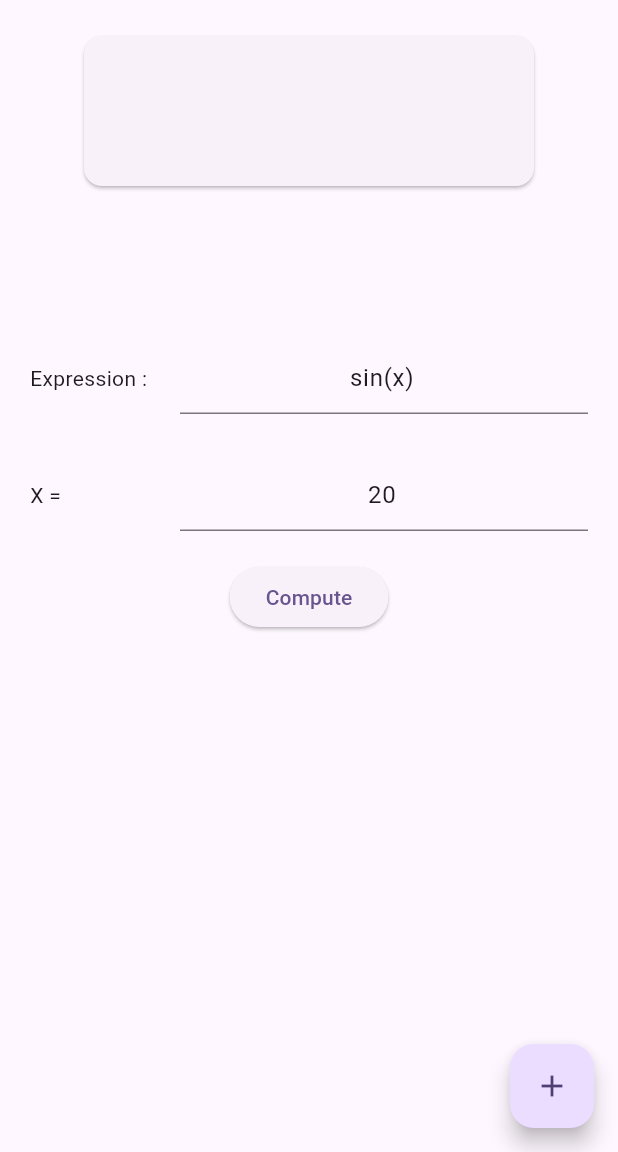
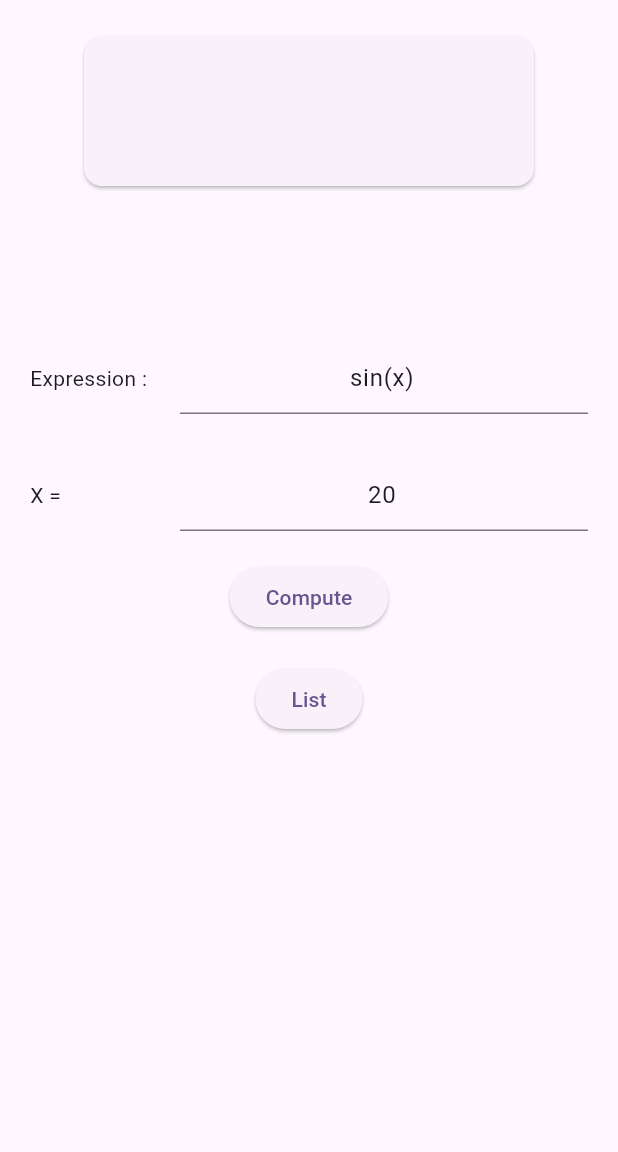
Before and after one commit to Aladinfodpo/RustyFan, a Flutter app: the screen it shows after launch, on a phone screen of 412 x 824 dp, the part 84-1236 px from its top. Run offline on Flutter 3.47's test engine with Material 3 defaults, Android fonts, the phone set to English and light mode, and no system bars; missing offline and left inert: dart:ffi.

Commit message:
V2 grpahical plot

```diff
--- a/app/aizebra/lib/main.dart
+++ b/app/aizebra/lib/main.dart
@@ -1,6 +1,8 @@
 import 'package:flutter/material.dart';
 
 import 'rust_lib.dart';
+import 'graph.dart';
+import 'dart:math';
 
 void main() {
   runApp(const MyApp());
@@ -15,21 +17,6 @@ class MyApp extends StatelessWidget {
     return MaterialApp(
       title: 'Flutter Demo',
       theme: ThemeData(
-        // This is the theme of your application.
-        //
-        // TRY THIS: Try running your application with "flutter run". You'll see
-        // the application has a purple toolbar. Then, without quitting the app,
-        // try changing the seedColor in the colorScheme below to Colors.green
-        // and then invoke "hot reload" (save your changes or press the "hot
-        // reload" button in a Flutter-supported IDE, or press "r" if you used
-        // the command line to start the app).
-        //
-        // Notice that the counter didn't reset back to zero; the application
-        // state is not lost during the reload. To reset the state, use hot
-        // restart instead.
-        //
-        // This works for code too, not just values: Most code changes can be
-        // tested with just a hot reload.
         colorScheme: ColorScheme.fromSeed(seedColor: Colors.deepPurple),
       ),
       home: const MyHomePage(title: 'Flutter Demo Home Page'),
@@ -40,41 +27,38 @@ class MyApp extends StatelessWidget {
 class MyHomePage extends StatefulWidget {
   const MyHomePage({super.key, required this.title});
 
-  // This widget is the home page of your application. It is stateful, meaning
-  // that it has a State object (defined below) that contains fields that affect
-  // how it looks.
-
-  // This class is the configuration for the state. It holds the values (in this
-  // case the title) provided by the parent (in this case the App widget) and
-  // used by the build method of the State. Fields in a Widget subclass are
-  // always marked "final".
-
   final String title;
 
   @override
   State<MyHomePage> createState() => _MyHomePageState();
 }
 
+typedef LastExpression = ({String expression, double x, double res, int iExpression});
+
 class _MyHomePageState extends State<MyHomePage> {
   TextEditingController controllerExpr = TextEditingController(text: "sin(x)");
   TextEditingController controllerX = TextEditingController(text: "20");
   double? res;
   String? error;
-  int indexE = 0;
-  List<String> last = [];
+  int indexE = -1;
+  List<LastExpression> last = [];
+  bool isHistoric = true;
+
 
   void _incrementCounter() {
     setState(() {
-      if(!Parser().parse(controllerExpr.text)){
+      if (!Parser().parse(controllerExpr.text)) {
         error = Parser().lastError;
         res = null;
         return;
       }
-      res = Parser().evaluate(indexE++, double.tryParse(controllerX.text) ?? 0);
-      if(res == null){
+      final x = double.tryParse(controllerX.text) ?? 0;
+      res = Parser().evaluate(++indexE, x);
+      if (res == null) {
         error = Parser().lastError;
+      } else {
+        last.insert(0, (expression: controllerExpr.text, x: x, res: res!, iExpression: indexE));
       }
-      last.add(controllerExpr.text);
     });
   }
 
@@ -91,30 +75,41 @@ class _MyHomePageState extends State<MyHomePage> {
           child: Column(
             mainAxisAlignment: MainAxisAlignment.center,
             children: <Widget>[
-              Card(child: SizedBox(height: 100, width: 300, child:Center(child:
-              Text(style: TextStyle(fontSize: 16), res == null ? (error ?? "") : res.toString()),),),),
-              SizedBox(height: 100,),
+              !isHistoric ? SizedBox():
+              Card(
+                child: SizedBox(
+                  height: 100,
+                  width: 300,
+                  child: Center(
+                    child: Text(
+                      style: TextStyle(fontSize: 16),
+                      res == null ? (error ?? "") : res.toString(),
+                    ),
+                  ),
+                ),
+              ),
+              SizedBox(height: !isHistoric ? 0 : 100),
               Row(
                 children: [
-                  SizedBox(width : 100, child:
-                  Text("Expression :"),),
-                  Expanded(child:
-                  TextField(
-                    controller: controllerExpr,
-                    textAlign: TextAlign.center,
-                  ),),
+                  SizedBox(width: 100, child: Text("Expression :")),
+                  Expanded(
+                    child: TextField(
+                      controller: controllerExpr,
+                      textAlign: TextAlign.center,
+                    ),
+                  ),
                 ],
               ),
-              SizedBox(height: 30,),
+              SizedBox(height: 30),
               Row(
                 children: [
-                  SizedBox(width : 100, child:
-                  Text("X =")),
-                  Expanded(child:
-                  TextField(
-                    controller: controllerX,
-                    textAlign: TextAlign.center,
-                  ),),
+                  SizedBox(width: 100, child: Text("X =")),
+                  Expanded(
+                    child: TextField(
+                      controller: controllerX,
+                      textAlign: TextAlign.center,
+                    ),
+                  ),
                 ],
               ),
               SizedBox(height: 20),
@@ -122,17 +117,62 @@ class _MyHomePageState extends State<MyHomePage> {
                 onPressed: _incrementCounter,
                 child: Text("Compute"),
               ),
-              Expanded(child:
-              ListView(children: last.map((string) => ListTile(title: Text(string),)).toList(),))
+              SizedBox(height: 20),
+              ElevatedButton(
+                onPressed: () => setState(() => isHistoric = !isHistoric,),
+                child: Text(isHistoric ? "List" : "Graph"),
+              ),
+              !isHistoric ?
+
+              Expanded(
+                child: ClipRRect(child: ZoomableCustomWidget(last.map((e) => e.iExpression,).toList())
+                )):
+              Expanded(
+                child: Padding(
+                  padding: EdgeInsetsGeometry.symmetric(
+                    vertical: 10.0,
+                    horizontal: 20.0,
+                  ),
+                  child: ListView(
+                    children: last
+                        .map(
+                          (lastExpression) => ListTile(
+                            title: Card(
+                              child: SizedBox(
+                                height: 50,
+                                child: Row(
+                                  children: [
+                                    Spacer(),
+                                    Text(lastExpression.expression),
+                                    Spacer(),
+                                    Text(
+                                      "evaluated with (x = ${lastExpression.x}) :",
+                                    ),
+                                    Spacer(),
+                                    Text(
+                                      lastExpression.res.toString().substring(
+                                        0,
+                                        min(
+                                          6,
+                                          lastExpression.res.toString().length,
+                                        ),
+                                      ),
+                                    ),
+                                    Spacer(),
+                                  ],
+                                ),
+                              ),
+                            ),
+                          ),
+                        )
+                        .toList(),
+                  ),
+                ),
+              ),
             ],
           ),
         ),
       ),
-      floatingActionButton: FloatingActionButton(
-        onPressed: _incrementCounter,
-        tooltip: 'Increment',
-        child: const Icon(Icons.add),
-      ),
     );
   }
 }
--- a/app/aizebra/pubspec.yaml
+++ b/app/aizebra/pubspec.yaml
@@ -35,6 +35,8 @@ dependencies:
   # Use with the CupertinoIcons class for iOS style icons.
   cupertino_icons: ^1.0.8
   ffi: ^2.1.4
+  vector_math: ^2.2.0
+  intl: ^0.20.2
 
 dev_dependencies:
   flutter_test:
```
Also changed, not shown: app/aizebra/lib/graph.dart (added, +175 -0 lines), 6 other files.
